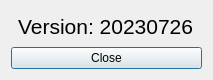
Old version of the form versiondialog.ui in the repository qlands/cleaned-desktop.
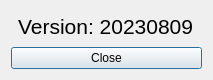
New version of the form.

What changed in the file:
```diff
--- a/versiondialog.ui
+++ b/versiondialog.ui
@@ -37,7 +37,7 @@
         </font>
        </property>
        <property name="text">
-        <string>Version: 20230726</string>
+        <string>Version: 20230809</string>
        </property>
       </widget>
      </item>
```
